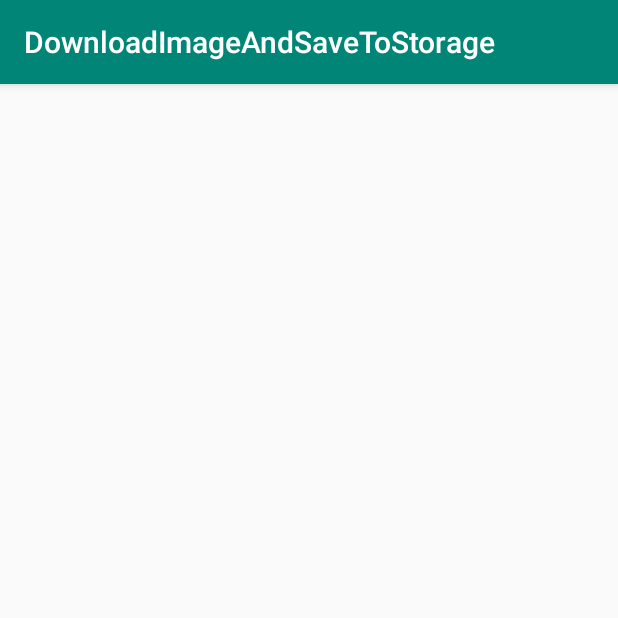
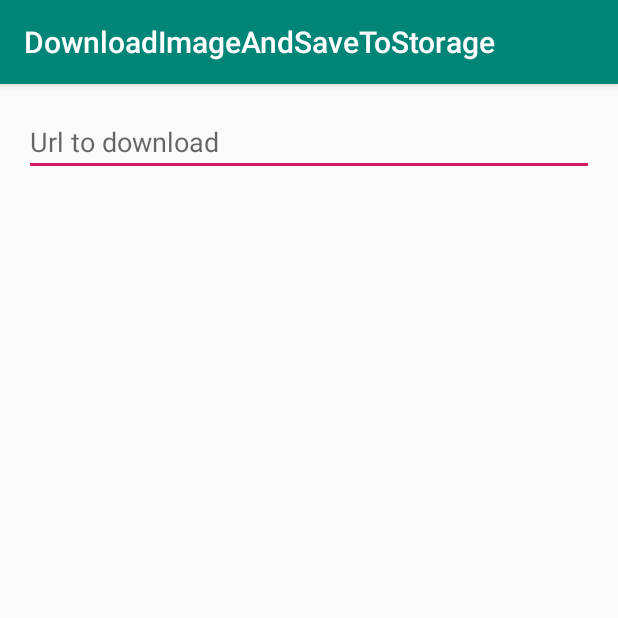
Before and after one commit to choirulihwan/android, an Android app: the screen it shows after launch (MainActivity), on a phone screen of 412 x 824 dp, the top half of it. Run offline under Robolectric (Android 15) with nearby library versions, the phone set to English and light mode, and no system bars.

Commit message:
add edittext for url

```diff
--- a/DownloadImage/app/src/main/res/layout/content_main.xml
+++ b/DownloadImage/app/src/main/res/layout/content_main.xml
@@ -12,5 +12,14 @@
         android:layout_width="match_parent"
         android:layout_height="match_parent"
         android:layout_margin="16dp"
-        android:orientation="vertical"></LinearLayout>
+        android:orientation="vertical">
+
+        <EditText
+            android:id="@+id/edUrl"
+            android:layout_width="match_parent"
+            android:layout_height="wrap_content"
+            android:ems="10"
+            android:hint="Url to download"
+            android:inputType="textUri|textPersonName" />
+    </LinearLayout>
 </RelativeLayout>
```
